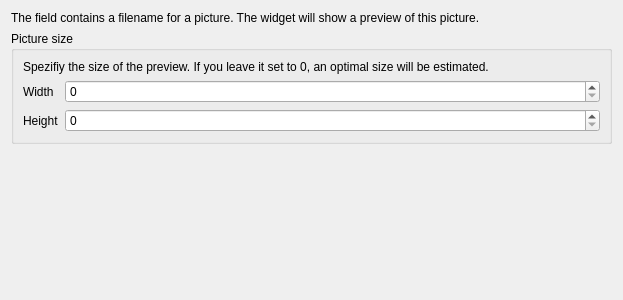
First picture: the form in src/ui/editorwidgets/qgsphotoconfigdlgbase.ui, repository qgis/QGIS, before the edit.
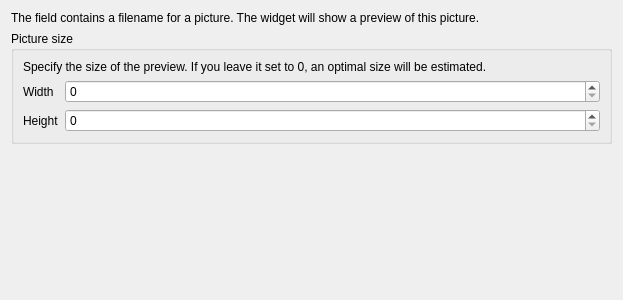
Second picture: the form after the edit.

Commit message: german translation update and a translation string fix

Patch:
```diff
--- a/src/ui/editorwidgets/qgsphotoconfigdlgbase.ui
+++ b/src/ui/editorwidgets/qgsphotoconfigdlgbase.ui
@@ -70,7 +70,7 @@
       <item row="0" column="0" colspan="2">
        <widget class="QLabel" name="label">
         <property name="text">
-         <string>Spezifiy the size of the preview. If you leave it set to 0, an optimal size will be estimated.</string>
+         <string>Specify the size of the preview. If you leave it set to 0, an optimal size will be estimated.</string>
         </property>
         <property name="wordWrap">
          <bool>true</bool>
```
The commit also changes 1 other file.
